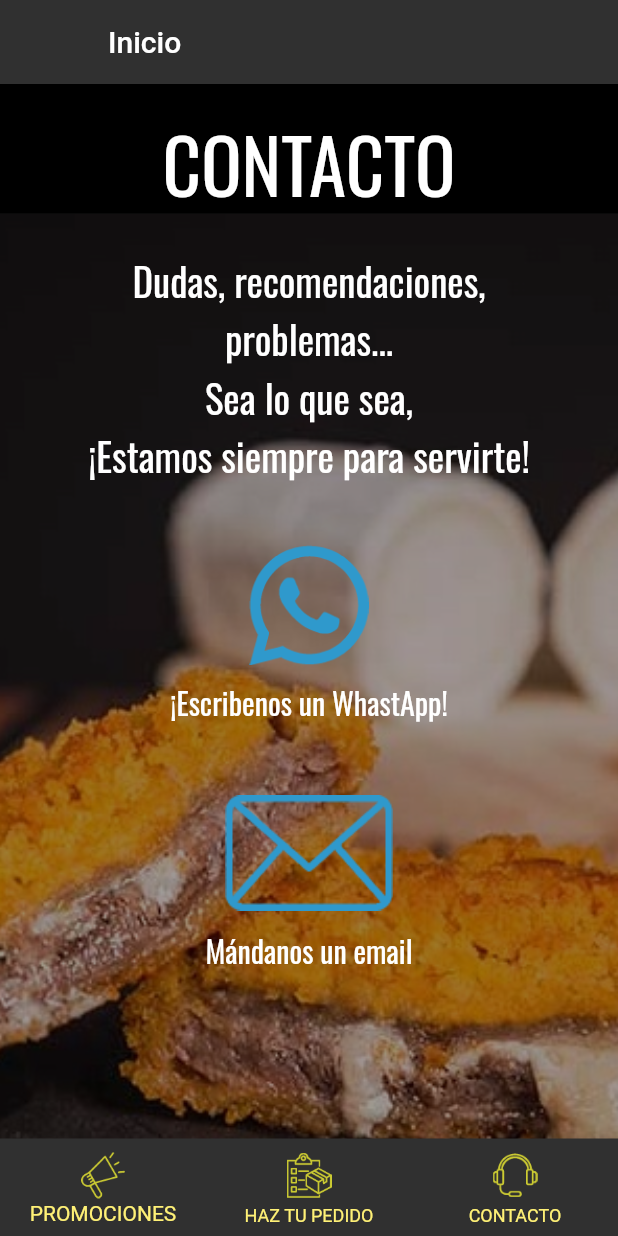
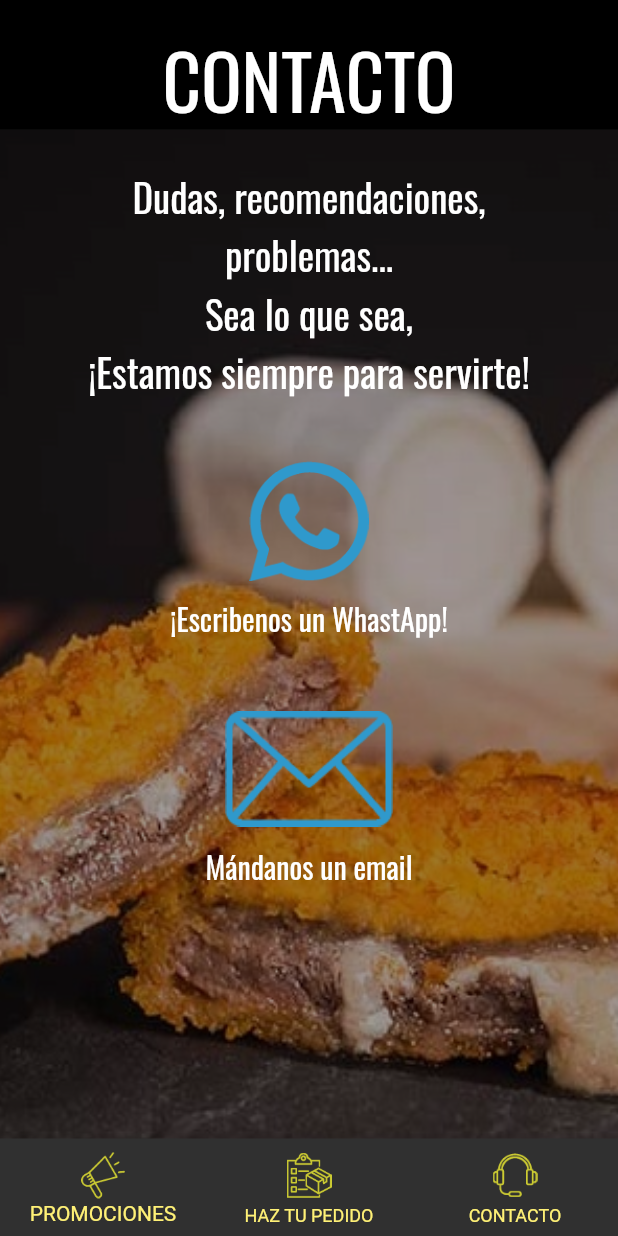
Before and after one commit to fdpst/kachopoapp, a Flutter app: the screen it shows after launch, swiped to page 3, on a phone screen of 412 x 824 dp. Run offline on Flutter 3.47's test engine with Material 2 defaults, Android fonts, the phone set to English and light mode, and no system bars; our stand-ins replace flutter_spinkit, google_fonts, webview_flutter; missing offline and left inert: flutter_email_sender.

```diff
--- a/lib/src/pages/tabs_pages.dart
+++ b/lib/src/pages/tabs_pages.dart
@@ -11,12 +11,14 @@ class TabsPage extends StatelessWidget {
   Widget build(BuildContext context) {
     return ChangeNotifierProvider(
       create: (_) => new _NavegacionModel(),
-      child: Scaffold(
-        appBar: LocalAppbar(),
-        //backgroundColor: Colors.grey[200],
-        backgroundColor: Colors.black,
-        body: _Paginas(),
-        bottomNavigationBar: _Navegacion(),
+      child: Consumer<_NavegacionModel>(
+        builder: (context, value, child) => Scaffold(
+          appBar: value._paginaActual == 3 ? null : LocalAppbar(),
+          //backgroundColor: Colors.grey[200],
+          backgroundColor: Colors.black,
+          body: _Paginas(),
+          bottomNavigationBar: _Navegacion(),
+        ),
       ),
     );
   }
```
Also changed, not shown: 1 other file.
